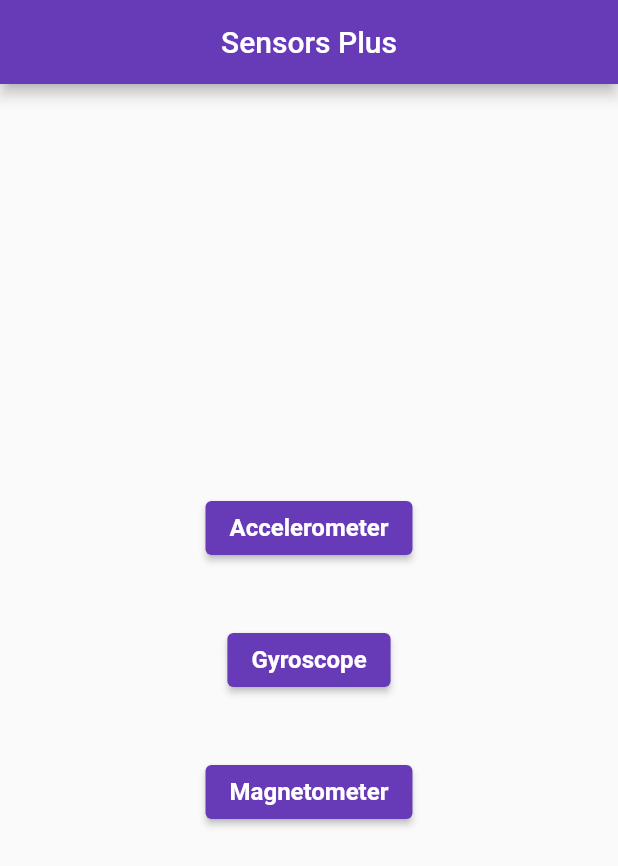
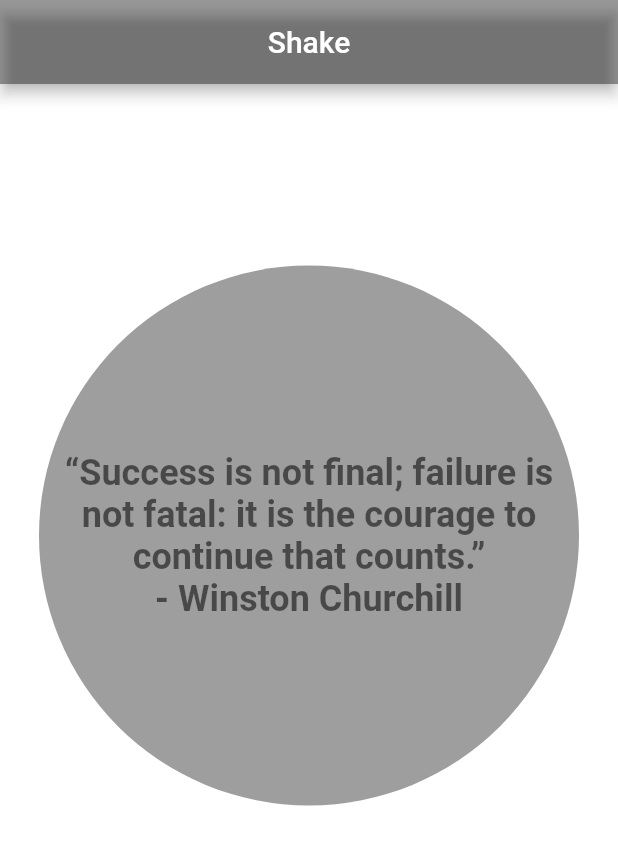
Before and after one commit to md-siam/sensor_packages, a Flutter app: the screen it shows after launch, on a phone screen of 412 x 824 dp. Shown: the top 866 px of the screen. Run offline on Flutter 3.47's test engine with Material 2 defaults, Android fonts, the phone set to English and light mode, and no system bars; our stand-ins replace battery_plus, local_auth, sensors_plus, wakelock; missing offline and left inert: shake.

Commit message:
package(new): shake

```diff
--- /dev/null
+++ b/lib/5_shake/quotes.dart
@@ -0,0 +1,12 @@
+const List<String> quotes = [
+  '“Success is not final; failure is not fatal: it is the courage to continue that counts.”\n- Winston Churchill',
+  '“Play by the rules, but be ferocious.”\n- Phil Knight',
+  '“Business opportunities are like buses, there\'s always another one coming.”\n- Richard Branson',
+  '“Every problem is a gift—without problems we would not grow.”\n- Anthony Robbins',
+  '“You only have to do a few things right in your life so long as you don\'t do too many things wrong.”\n- Warren Buffett',
+  '“Success usually comes to those who are too busy to be looking for it.”\n- Henry David Thoreau',
+  '“And the day came when the risk to remain tight in a bud was more painful than the risk it took to blossom.”\n- Anaïs Nin',
+  '“There\'s no shortage of remarkable ideas, what\'s missing is the will to execute them.”\n- Seth Godin',
+  '“I owe my success to having listened respectfully to the very best advice, and then going away and doing the exact opposite.”\n- G.K. Chesterton',
+  '“I don\'t know the word \'quit.\' Either I never did, or I have abolished it.”\n- Susan Butcher',
+];
--- /dev/null
+++ b/lib/5_shake/shake.dart
@@ -0,0 +1,81 @@
+import 'package:flutter/material.dart';
+import 'package:shake/shake.dart';
+
+import 'quotes.dart';
+
+class MyShake extends StatefulWidget {
+  const MyShake({Key? key}) : super(key: key);
+
+  @override
+  State<MyShake> createState() => _MyShakeState();
+}
+
+class _MyShakeState extends State<MyShake> {
+  String quote = quotes.first;
+  int shakeCount = 0;
+  late ShakeDetector detector;
+
+  @override
+  void initState() {
+    super.initState();
+    detector = ShakeDetector.autoStart(onPhoneShake: () {
+      final newQuotes = (List.of(quotes)
+            ..remove(quote)
+            ..shuffle())
+          .first;
+      setState(() {
+        quote = newQuotes;
+        shakeCount = detector.mShakeCount;
+      });
+    });
+  }
+
+  @override
+  void dispose() {
+    detector.stopListening();
+    super.dispose();
+  }
+
+  @override
+  Widget build(BuildContext context) {
+    return Scaffold(
+      backgroundColor: Colors.white10,
+      appBar: AppBar(
+        title: const Text('Shake'),
+        centerTitle: true,
+        backgroundColor: Colors.black38,
+      ),
+      body: Center(
+        child: Column(
+          children: [
+            const SizedBox(height: 50),
+            Text(
+              'Shake Count: $shakeCount',
+              style: const TextStyle(
+                  fontSize: 18,
+                  color: Colors.white,
+                  fontWeight: FontWeight.bold),
+            ),
+            const SizedBox(height: 50),
+            CircleAvatar(
+              radius: 180,
+              backgroundColor: Colors.grey,
+              child: Padding(
+                padding: const EdgeInsets.all(15),
+                child: Text(
+                  quote,
+                  style: const TextStyle(
+                    fontSize: 24,
+                    color: Colors.black54,
+                    fontWeight: FontWeight.bold,
+                  ),
+                  textAlign: TextAlign.center,
+                ),
+              ),
+            ),
+          ],
+        ),
+      ),
+    );
+  }
+}
--- a/lib/main.dart
+++ b/lib/main.dart
@@ -32,7 +32,8 @@ class MyApp extends StatelessWidget {
       //home: const MyBatteryPlus(),
       //home: const MyWakelock(),
       //home: const MyLocalAuth(),
-      home: const MySensorsPlus(),
+      //home: const MySensorsPlus(),
+      home: const MyShake(),
     );
   }
 }
--- a/lib/routes.dart
+++ b/lib/routes.dart
@@ -2,3 +2,4 @@ export '1_battery_plus/battery_plus.dart';
 export '2_wakelock/wakelock.dart';
 export '3_local_auth/local_auth.dart';
 export '4_sensors_plus/sensors_plus.dart';
+export '5_shake/shake.dart';
--- a/pubspec.yaml
+++ b/pubspec.yaml
@@ -48,6 +48,8 @@ dependencies:
   local_auth: ^2.1.0
   # For accessing the accelerometer, gyroscope, and magnetometer sensors
   sensors_plus: ^1.3.2
+  # For detecting phone shakes
+  shake: ^2.1.0
 
 dev_dependencies:
   flutter_test:
```
Also changed, not shown: pubspec.lock, 2 other files.
